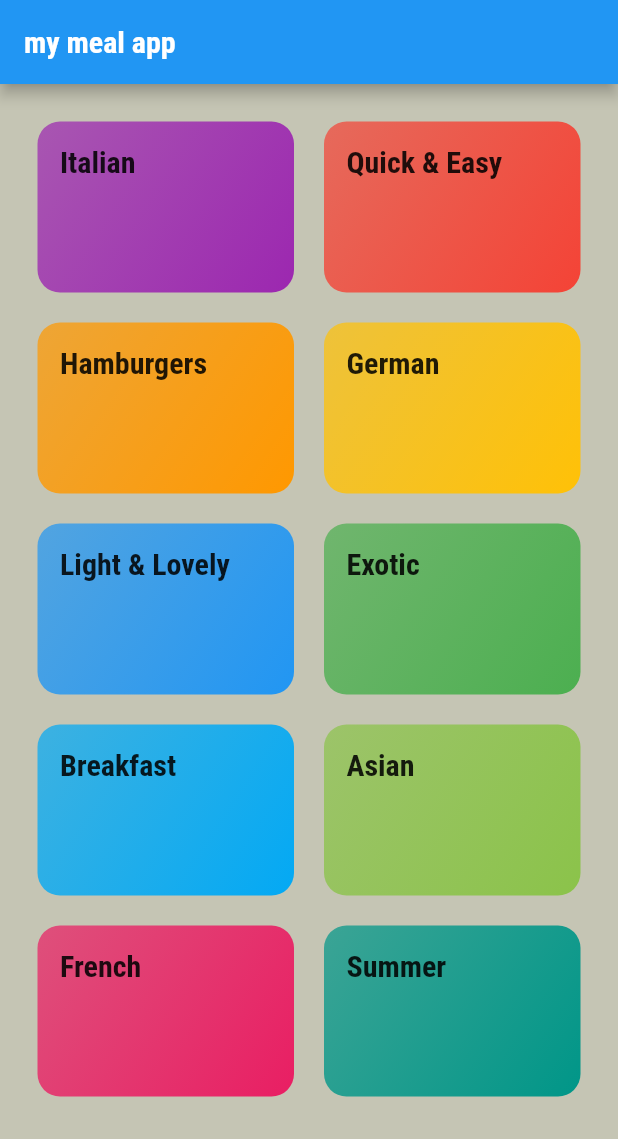
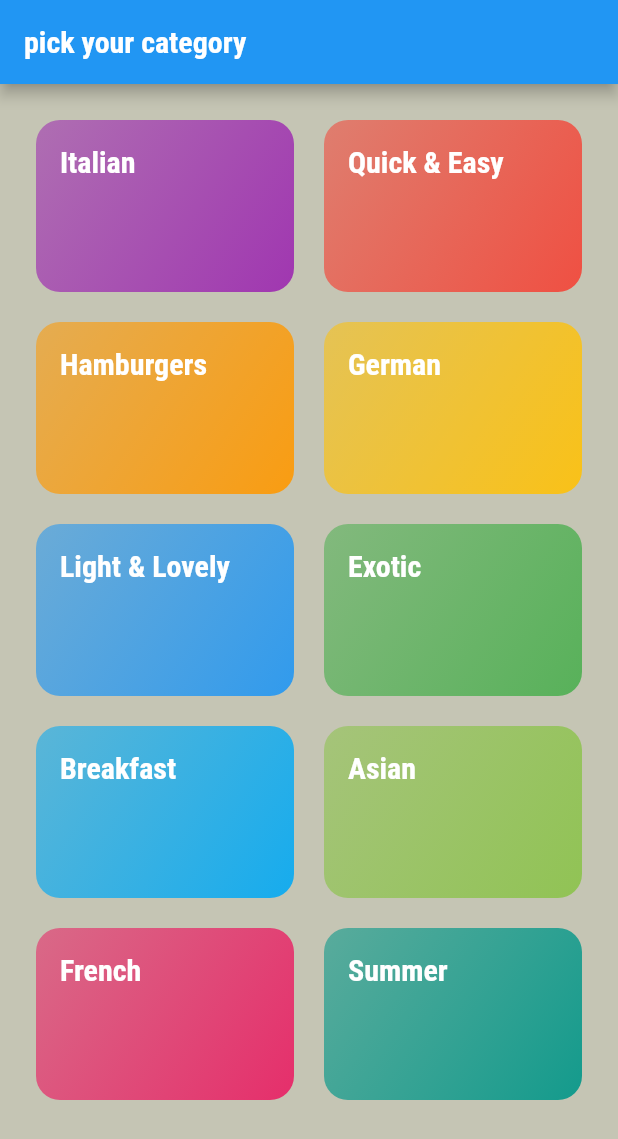
Before and after one commit to George-k-tech/meal_app, a Flutter app: the screen it shows after launch, on a phone screen of 412 x 824 dp. Shown: the top 1139 px of the screen. Run offline on Flutter 3.47's test engine with Material 2 defaults, Android fonts, the phone set to English and light mode, and no system bars.

Commit message:
updates on the pages

```diff
--- a/lib/Categories_screens.dart
+++ /dev/null
@@ -1,38 +0,0 @@
-import 'package:flutter/material.dart';
-import './dummy_data.dart';
-import './category_item.dart';
-
-class CategoriesScreens extends StatelessWidget {
-
-  @override
-  Widget build(BuildContext context) {
-    //grid to allign elements in a grid way
-    return Scaffold(
-      appBar: AppBar(title: const Text('my meal app'),),
-      body: GridView(
-        padding: const EdgeInsets.all(25),
-        //reading the data that is in the dummy  and then we load it to the category items widget and load it on the category screen
-        children: dummyCategories
-            .map(
-              (categoryData) => CategoryItems(
-                categoryData.title,
-                categoryData.color,
-                 categoryData.id,
-
-              ),
-            )
-            .toList(),
-        gridDelegate: const SliverGridDelegateWithMaxCrossAxisExtent(
-          //th screen size the grid will cover
-          maxCrossAxisExtent: 200,
-          //the size of each grid
-          childAspectRatio: 3 / 2,
-          //the space between the grids in the row manner
-          crossAxisSpacing: 20,
-          //the space between the grids in the column manner
-          mainAxisSpacing: 20,
-        ),
-      ),
-    );
-  }
-}
--- a/lib/category_item.dart
+++ /dev/null
@@ -1,41 +0,0 @@
-import 'package:flutter/material.dart';
-import 'package:meal_app/category_meals_screem.dart';
-
-class CategoryItems extends StatelessWidget {
-  //receive the variables to use
-  final String id;
-  final String title;
-  final Color color;
-
-  CategoryItems(this.title, this.color, this.id);
-
-  void selectCategory(BuildContext ctx) {
-    Navigator.of(ctx).pushNamed('/category-meals', arguments: {
-      'id': id,
-      'title': title,
-    });
-  }
-
-  @override
-  Widget build(BuildContext context) {
-    return InkWell(
-      onTap: () => selectCategory(context),
-      splashColor: Theme.of(context).primaryColor,
-      borderRadius: BorderRadius.circular(15),
-      child: Container(
-        padding: const EdgeInsets.all(15),
-        child: Text(
-          title,
-          style: Theme.of(context).textTheme.titleLarge,
-        ),
-        decoration: BoxDecoration(
-          gradient: LinearGradient(colors: [
-            color.withOpacity(0.7),
-            color,
-          ], begin: Alignment.topLeft, end: Alignment.bottomRight),
-          borderRadius: BorderRadius.circular(15),
-        ),
-      ),
-    );
-  }
-}
--- a/lib/dummy_data.dart
+++ /dev/null
@@ -1,56 +0,0 @@
-import 'package:flutter/material.dart';
-import './model/category.dart';
-
-
-const dummyCategories = [
-  Category(
-    id: 'c1',
-    title: 'Italian',
-    color: Colors.purple,
-  ),
-  Category(
-    id: 'c2',
-    title: 'Quick & Easy',
-    color: Colors.red,
-  ),
-  Category(
-    id: 'c3',
-    title: 'Hamburgers',
-    color: Colors.orange,
-  ),
-  Category(
-    id: 'c4',
-    title: 'German',
-    color: Colors.amber,
-  ),
-  Category(
-    id: 'c5',
-    title: 'Light & Lovely',
-    color: Colors.blue,
-  ),
-  Category(
-    id: 'c6',
-    title: 'Exotic',
-    color: Colors.green,
-  ),
-  Category(
-    id: 'c7',
-    title: 'Breakfast',
-    color: Colors.lightBlue,
-  ),
-  Category(
-    id: 'c8',
-    title: 'Asian',
-    color: Colors.lightGreen,
-  ),
-  Category(
-    id: 'c9',
-    title: 'French',
-    color: Colors.pink,
-  ),
-  Category(
-    id: 'c10',
-    title: 'Summer',
-    color: Colors.teal,
-  ),
-];
--- a/lib/main.dart
+++ b/lib/main.dart
@@ -1,6 +1,6 @@
 import 'package:flutter/material.dart';
-import 'package:meal_app/category_meals_screem.dart';
-import './Categories_screens.dart';
+import './screens/categories.dart';
+
 
 void main() {
   runApp(const MyApp());
@@ -26,17 +26,13 @@ class MyApp extends StatelessWidget {
               ),
               bodyMedium: const TextStyle(color: Color.fromRGBO(20, 51, 51, 1)),
               titleLarge: const TextStyle(
-                fontSize: 20,
-                fontFamily: 'RobotoCondensed',
-                fontWeight:FontWeight.bold
-              ),
+                  fontSize: 20,
+                  fontFamily: 'RobotoCondensed',
+                  fontWeight: FontWeight.bold),
             ),
       ),
       //home is the first screen that is the root screen
-      home:  CategoriesScreens(),
-      routes: {
-        '/category-meals': (ctx) => CategoryMealScreen(),
-      },
+      home: const Categories()
     );
   }
 }
--- /dev/null
+++ b/lib/screens/categories.dart
@@ -0,0 +1,34 @@
+import 'package:flutter/material.dart';
+import '../widgets/category_grid_item.dart';
+import '../data/dummy_data.dart';
+
+class Categories extends StatelessWidget {
+  const Categories({super.key});
+
+  void _selectCategory(BuildContext context) {
+    Navigator.push(context, MaterialPageRoute(builder: builder));
+  }
+
+  @override
+  Widget build(BuildContext context) {
+    return Scaffold(
+      appBar: AppBar(
+        title: const Text('pick your category'),
+      ),
+      body: GridView(
+        padding: const EdgeInsets.all(24),
+        gridDelegate: const SliverGridDelegateWithFixedCrossAxisCount(
+          crossAxisCount: 2,
+          childAspectRatio: 3 / 2,
+          crossAxisSpacing: 20,
+          mainAxisSpacing: 20,
+        ),
+        children: [
+          //the for loop can be dummyCategories.map((category)=> CategoryGridItem(category:category)).toList();
+          for (final category in availableCategories)
+            CategoryGridItem(category: category)
+        ],
+      ),
+    );
+  }
+}
--- /dev/null
+++ b/lib/widgets/category_grid_item.dart
@@ -0,0 +1,40 @@
+import "package:flutter/material.dart";
+import "../model/category.dart";
+
+class CategoryGridItem extends StatelessWidget {
+  const CategoryGridItem({
+    super.key,
+    required this.category,
+  });
+
+  final Category category;
+
+  @override
+  Widget build(BuildContext context) {
+    return InkWell(
+      onTap: () {},
+      splashColor: Theme.of(context).primaryColor,
+      borderRadius: BorderRadius.circular(16),
+      child: Container(
+        padding: const  EdgeInsets.all(16),
+        decoration: BoxDecoration(
+          borderRadius: BorderRadius.circular(16),
+          gradient: LinearGradient(
+            colors: [
+              category.color.withOpacity(0.55),
+              category.color.withOpacity(0.9),
+            ],
+            begin: Alignment.topLeft,
+            end: Alignment.bottomRight,
+          ),
+        ),
+        child: Text(
+          category.title,
+          style: Theme.of(context).textTheme.titleLarge!.copyWith(
+          color:Theme.of(context).colorScheme.onBackground
+          ),
+        ),
+      ),
+    );
+  }
+}
```
Also changed, not shown: lib/category_meals_screem.dart (deleted, +0 -25 lines), lib/data/dummy_data.dart (added, +409 -0 lines), lib/model/meal.dart (added, +43 -0 lines), lib/screens/meals.dart (added, +48 -0 lines).
